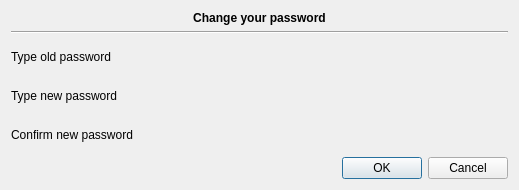
The window that plugins/usermanagerplugin/widgets/userpassworddialog.ui (FreeHealth/freehealth) describes before a commit, drawn with Qt 5.
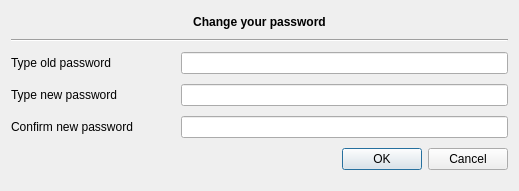
The same window after the commit. Custom widgets are drawn as their Qt base class.

Commit message:
Utils: - LineEditEchoSwitcher inherits QButtonLineEdit
UserWizard:
- login regexp improved
- password regexp improved

Diff of the .ui file:
```diff
--- a/plugins/usermanagerplugin/widgets/userpassworddialog.ui
+++ b/plugins/usermanagerplugin/widgets/userpassworddialog.ui
@@ -7,7 +7,7 @@
     <x>0</x>
     <y>0</y>
     <width>519</width>
-    <height>190</height>
+    <height>191</height>
    </rect>
   </property>
   <property name="windowTitle">
@@ -75,20 +75,20 @@
     </widget>
    </item>
    <item row="2" column="1" colspan="2">
-    <widget class="Utils::LineEditEchoSwitcher" name="oldPass" native="true"/>
+    <widget class="Utils::LineEditEchoSwitcher" name="oldPass"/>
    </item>
    <item row="3" column="1" colspan="2">
-    <widget class="Utils::LineEditEchoSwitcher" name="newPass" native="true"/>
+    <widget class="Utils::LineEditEchoSwitcher" name="newPass"/>
    </item>
    <item row="4" column="1" colspan="2">
-    <widget class="Utils::LineEditEchoSwitcher" name="newControl" native="true"/>
+    <widget class="Utils::LineEditEchoSwitcher" name="newControl"/>
    </item>
   </layout>
  </widget>
  <customwidgets>
   <customwidget>
    <class>Utils::LineEditEchoSwitcher</class>
-   <extends>QWidget</extends>
+   <extends>QLineEdit</extends>
    <header location="global">utils/widgets/lineeditechoswitcher.h</header>
    <container>1</container>
   </customwidget>
```
The commit also changes 7 other files.
